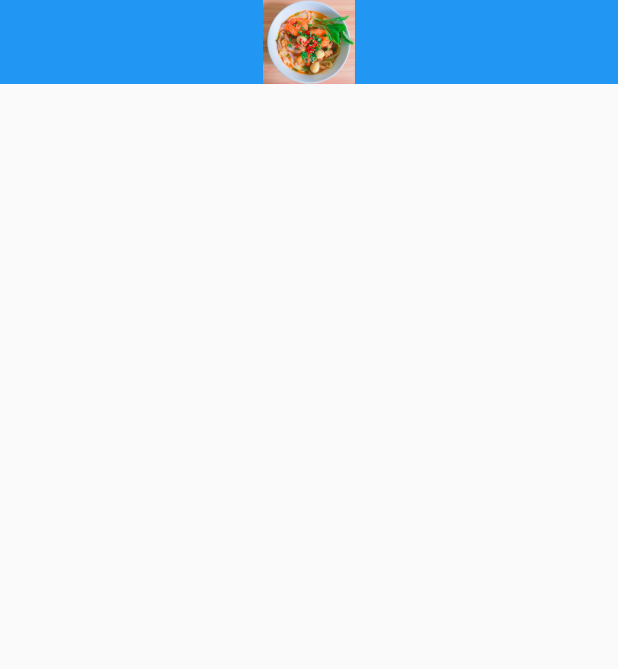
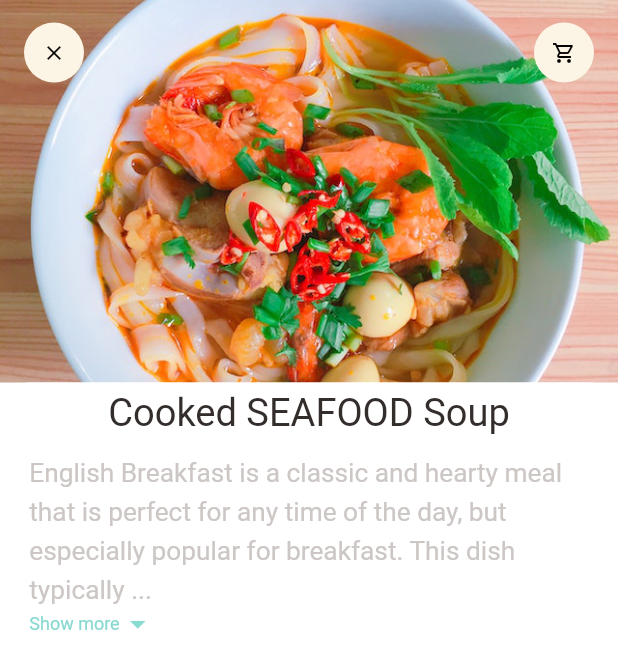
Before and after one commit to Saliya99/rock_vin_cafe_app, a Flutter app: the screen it shows after launch, on a phone screen of 412 x 824 dp. Shown: the top 669 px of the screen. Run offline on Flutter 3.47's test engine with Material 2 defaults, Android fonts, the phone set to English and light mode, and no system bars; our stand-ins replace dots_indicator, get; missing offline and left inert: dart:ffi, dart:html.

Commit message:
recommended_food_detail SliverAppBar, SliverToBoxAdapter

```diff
--- a/rock_vin_cafe_app/lib/pages/food/recommended_food_detail.dart
+++ b/rock_vin_cafe_app/lib/pages/food/recommended_food_detail.dart
@@ -1,6 +1,13 @@
+import 'dart:html';
+
 import 'package:flutter/material.dart';
 import 'package:flutter/src/widgets/container.dart';
 import 'package:flutter/src/widgets/framework.dart';
+import 'package:rock_vin_cafe_app/utils/colors.dart';
+import 'package:rock_vin_cafe_app/utils/dimensions.dart';
+import 'package:rock_vin_cafe_app/widgets/app_icon.dart';
+import 'package:rock_vin_cafe_app/widgets/big_text.dart';
+import 'package:rock_vin_cafe_app/widgets/expandable_text_widget.dart';
 
 class RecommendedFoodDetails extends StatelessWidget {
   const RecommendedFoodDetails({super.key});
@@ -8,14 +15,58 @@ class RecommendedFoodDetails extends StatelessWidget {
   @override
   Widget build(BuildContext context) {
     return Scaffold(
+      backgroundColor: Colors.white,
       body: CustomScrollView(
         slivers: [
           SliverAppBar(
+            toolbarHeight: 70,
+            title: Row(
+                mainAxisAlignment: MainAxisAlignment.spaceBetween,
+                children: [
+                  AppIcon(icon: Icons.clear),
+                  AppIcon(icon: Icons.shopping_cart_outlined)
+                ]),
+            bottom: PreferredSize(
+              preferredSize: const Size.fromHeight(20),
+              child: Container(
+                color: Colors.white,
+                child: Center(
+                    child: BigText(
+                  size: Dimensions.font26,
+                  text: "Cooked SEAFOOD Soup",
+                )),
+                width: double.maxFinite,
+                padding: EdgeInsets.only(top: 5, bottom: 10),
+                decoration: BoxDecoration(
+                    color: Colors.white,
+                    borderRadius: BorderRadius.only(
+                      topLeft: Radius.circular(Dimensions.radius20),
+                      topRight: Radius.circular(Dimensions.radius20),
+                    )),
+              ),
+            ),
+            pinned: true,
+            backgroundColor: AppColors.yellowColor,
+            expandedHeight: 300,
             flexibleSpace: FlexibleSpaceBar(
               background: Image.asset(
                 "assets/image/food0.png",
                 width: double.maxFinite,
+                fit: BoxFit.cover,
               ),
+            ),
+          ),
+          SliverToBoxAdapter(
+            child: Column(
+              children: [
+                Container(
+                  child: ExpandableTextWidget(
+                      text:
+                          "English Breakfast is a classic and hearty meal that is perfect for any time of the day, but especially popular for breakfast. This dish typically includes a combination of eggs, bacon, sausage, grilled tomato, mushrooms, and baked beans. It is served with toasted bread or fried bread, which is perfect for dipping into the delicious runny yolks of the eggs. The English Breakfast is a staple of British cuisine, and is loved by people all over the world. At our restaurant, we serve up a traditional English Breakfast that is made with high-quality ingredients, and is sure to satisfy your cravings. So, whether you're looking for a hearty breakfast, or just in the mood for some delicious comfort food, be sure to try our English Breakfast today!"),
+                  margin: EdgeInsets.only(
+                      left: Dimensions.width20, right: Dimensions.width20),
+                )
+              ],
             ),
           )
         ],
```
